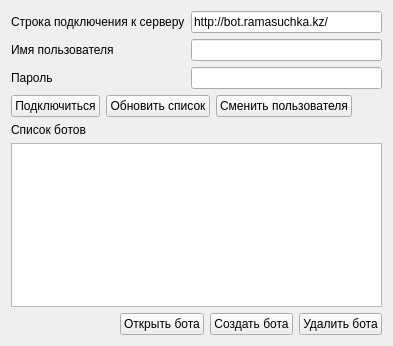
The window that desktop_constructor_app/constructor_app/widgets/login_form.ui (cuttlesystems/simplegram) describes before a commit, drawn with Qt 5.
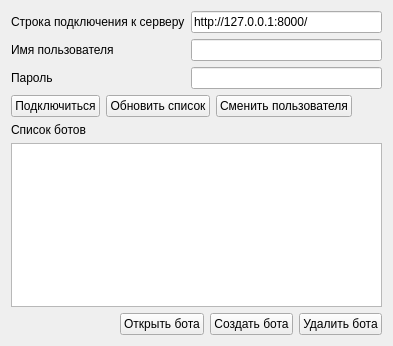
The same window after the commit.

Commit message: Покраска вариантов, небольшой рефакторинг.

```diff
--- a/desktop_constructor_app/constructor_app/widgets/login_form.ui
+++ b/desktop_constructor_app/constructor_app/widgets/login_form.ui
@@ -26,7 +26,7 @@
      <item row="0" column="1">
       <widget class="QLineEdit" name="server_addr_edit">
        <property name="text">
-        <string>http://bot.ramasuchka.kz/</string>
+        <string>http://127.0.0.1:8000/</string>
        </property>
       </widget>
      </item>
```
Left out of the diff: 2 changed lines with no effect on the pictures. The commit also changes 1 other file.
